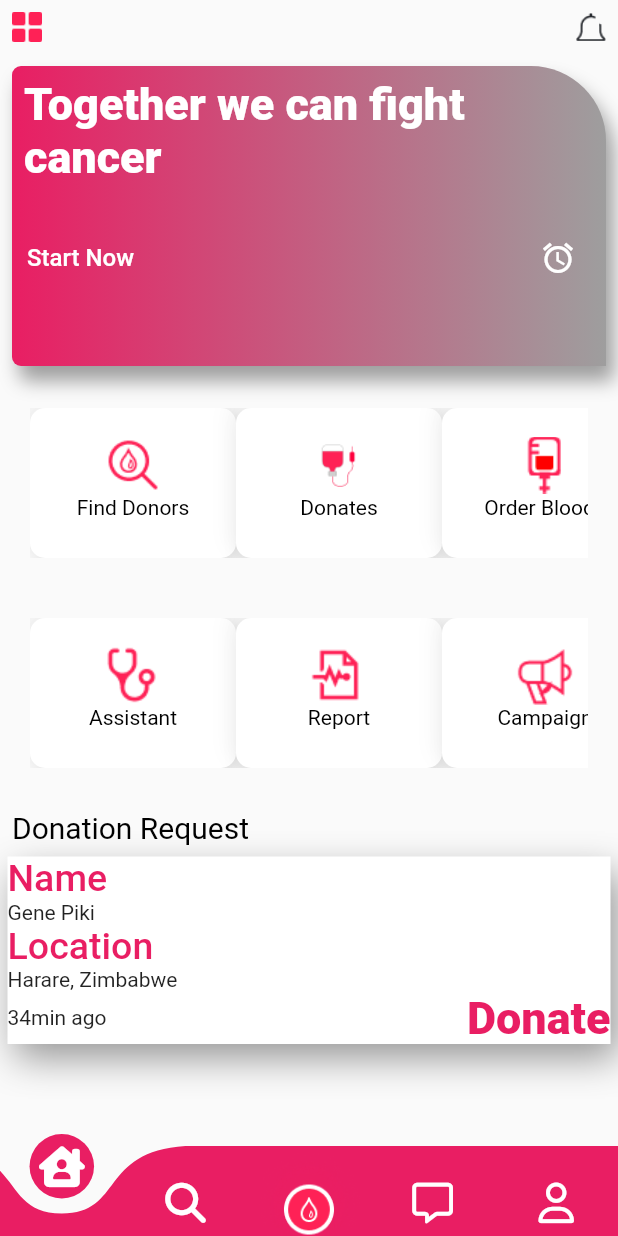
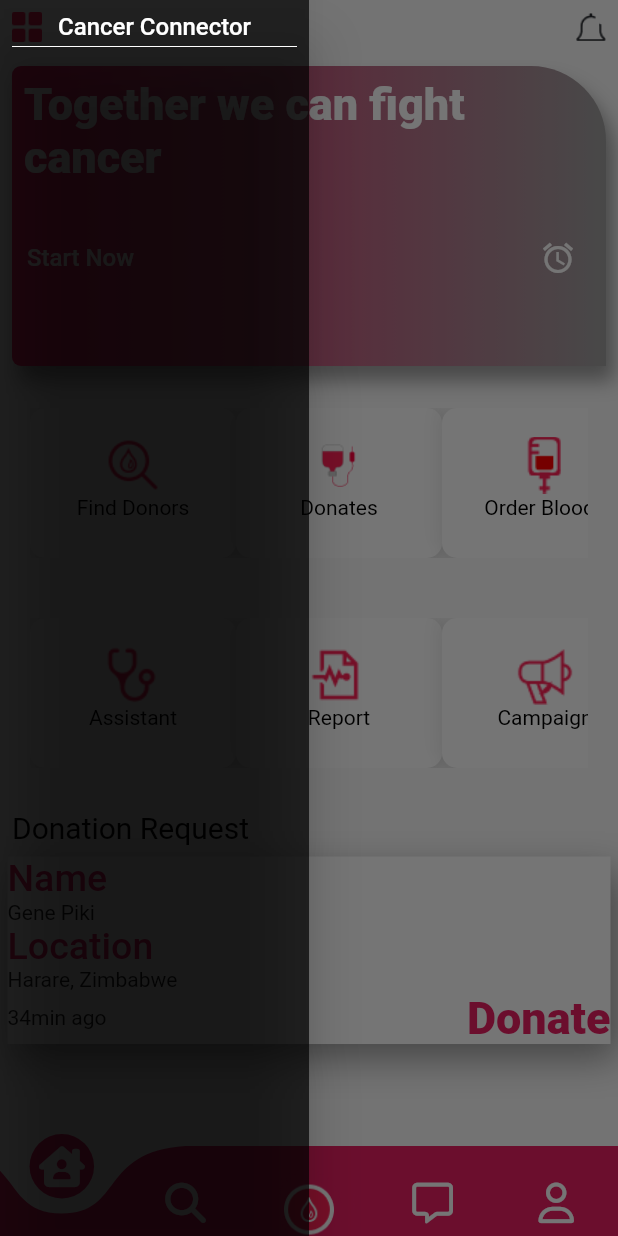
Before and after one commit to pikigene01/cancerconnector, a Flutter app: the screen it shows after launch, with the side drawer open (before the commit the screen has no drawer), on a phone screen of 412 x 824 dp. Run offline on Flutter 3.47's test engine with Material 2 defaults, Android fonts, the phone set to English and light mode, and no system bars; drawn by our look-alikes of curved_navigation_bar; our stand-ins replace card_swiper, cloud_firestore, firebase_auth, firebase_core, font_awesome_flutter, get; accounts and stored records are empty.

Commit message:
gene updated home page

```diff
--- a/lib/pages/home_page.dart
+++ b/lib/pages/home_page.dart
@@ -15,6 +15,7 @@ class HomePage extends StatefulWidget {
 class _HomePageState extends State<HomePage> {
   int activeMenu = 0;
   bool isSearching = false;
+  final GlobalKey<ScaffoldState> _globalKey = GlobalKey();
 
   String? addressFromLocation = "";
   String? longitude = "";
@@ -24,10 +25,37 @@ class _HomePageState extends State<HomePage> {
 
   @override
   Widget build(BuildContext context) {
+    var size = MediaQuery.of(context).size;
     return Scaffold(
       body: getBody(),
+      key: _globalKey,
       bottomNavigationBar: const BottomBar(
         index: 0,
+      ),
+      drawer: getDrawer(size: size),
+    );
+  }
+
+  Widget getDrawer({required size}) {
+    return SafeArea(
+      child: Drawer(
+        width: size.width / 2,
+        backgroundColor: Colors.black.withOpacity(0.7),
+        child: Padding(
+          padding: const EdgeInsets.all(8.0),
+          child: Column(
+            children: [
+              Text(
+                appName,
+                style: appStyleText,
+              ),
+              const Divider(
+                height: 8,
+                color: Colors.white,
+              ),
+            ],
+          ),
+        ),
       ),
     );
   }
@@ -43,9 +71,14 @@ class _HomePageState extends State<HomePage> {
               child: Row(
                 mainAxisAlignment: MainAxisAlignment.spaceBetween,
                 children: [
-                  Image.asset(
-                    "assets/Group 17.png",
-                    width: 20,
+                  InkWell(
+                    onTap: () {
+                      _globalKey.currentState!.openDrawer();
+                    },
+                    child: Image.asset(
+                      "assets/Group 17.png",
+                      width: 20,
+                    ),
                   ),
                   Image.asset(
                     "assets/Vector.png",
--- a/lib/themes/app_strings.dart
+++ b/lib/themes/app_strings.dart
@@ -1,2 +1,3 @@
 String bannerTitle = "Together we can fight cancer";
 String startNowText = "Start Now";
+String appName = "Cancer Connector";
```
Also changed, not shown: lib/pages/profilepage.dart (+17 -1 lines).
